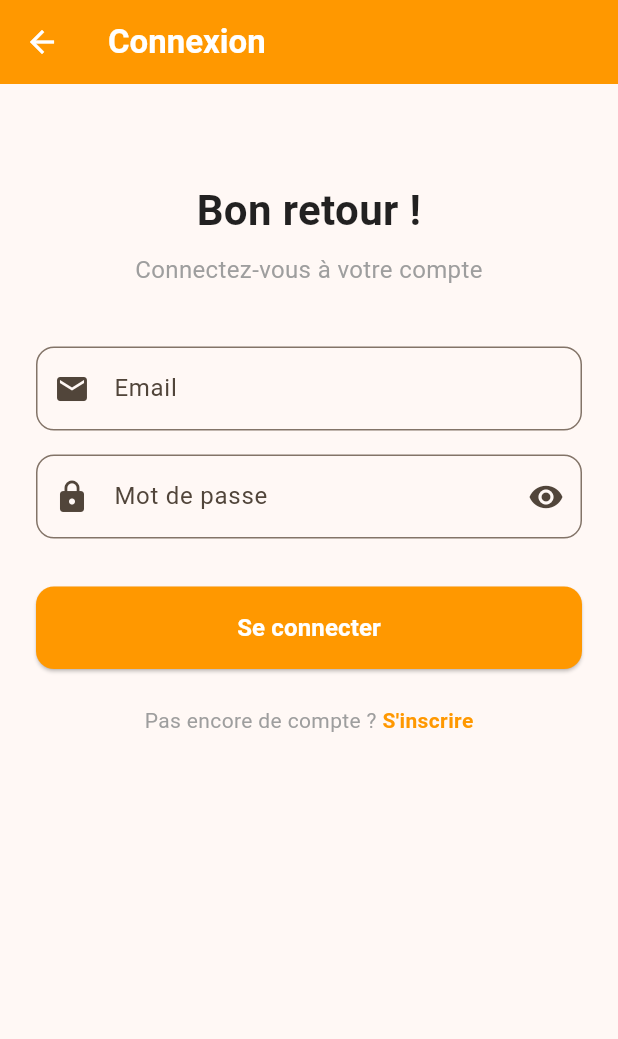
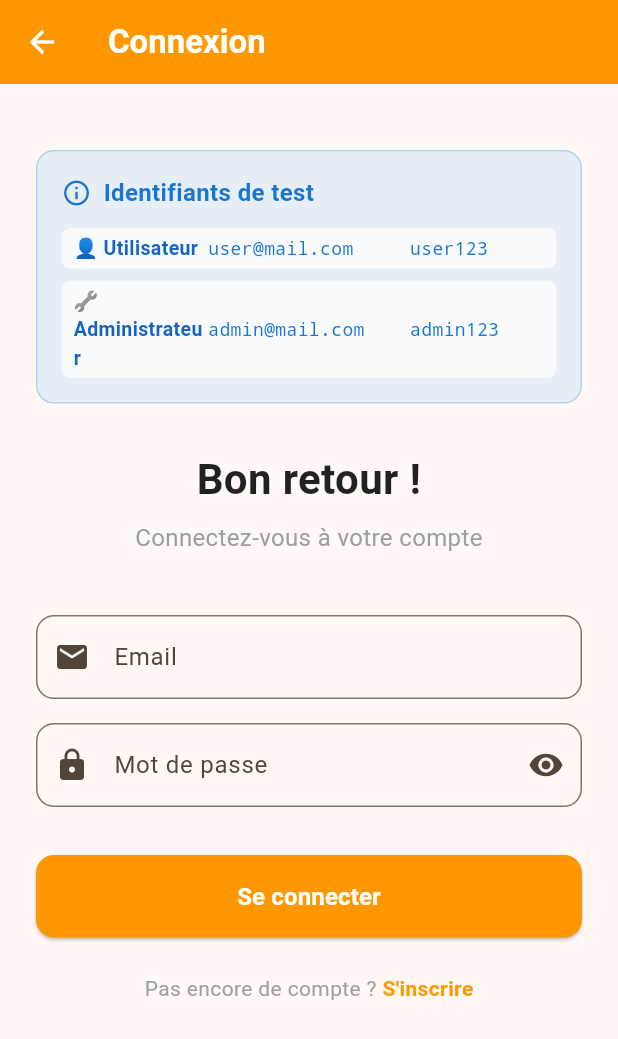
Before and after one commit to Jerem-14/projet-resto-flutter, a Flutter app: the screen it shows after launch, item 3 of the bottom bar chosen, after a tap on "Se connecter", on a phone screen of 412 x 824 dp. Shown: the top 1039 px of the screen. Run offline on Flutter 3.47's test engine with Material 3 defaults, Android fonts, the phone set to English and light mode, and no system bars; accounts and stored records are empty; network calls fail.

Commit message:
styling fix

```diff
--- a/frontend/lib/views/login_view.dart
+++ b/frontend/lib/views/login_view.dart
@@ -56,6 +56,53 @@ class _LoginViewState extends State<LoginView> {
     }
   }
 
+  Widget _buildCredentialRow(String role, String email, String password) {
+    return Container(
+      padding: const EdgeInsets.symmetric(vertical: 4, horizontal: 8),
+      decoration: BoxDecoration(
+        color: Colors.white.withOpacity(0.7),
+        borderRadius: BorderRadius.circular(6),
+      ),
+      child: Row(
+        children: [
+          Expanded(
+            flex: 2,
+            child: Text(
+              role,
+              style: TextStyle(
+                fontWeight: FontWeight.w600,
+                color: Colors.blue[800],
+                fontSize: 13,
+              ),
+            ),
+          ),
+          Expanded(
+            flex: 3,
+            child: Text(
+              email,
+              style: TextStyle(
+                color: Colors.blue[700],
+                fontSize: 12,
+                fontFamily: 'monospace',
+              ),
+            ),
+          ),
+          Expanded(
+            flex: 2,
+            child: Text(
+              password,
+              style: TextStyle(
+                color: Colors.blue[700],
+                fontSize: 12,
+                fontFamily: 'monospace',
+              ),
+            ),
+          ),
+        ],
+      ),
+    );
+  }
+
   @override
   Widget build(BuildContext context) {
     return Scaffold(
@@ -80,7 +127,41 @@ class _LoginViewState extends State<LoginView> {
               child: Column(
                 crossAxisAlignment: CrossAxisAlignment.stretch,
                 children: [
-                  const SizedBox(height: 40),
+                  const SizedBox(height: 20),
+
+                  // Test credentials info
+                  Container(
+                    padding: const EdgeInsets.all(16),
+                    decoration: BoxDecoration(
+                      color: Colors.blue.withOpacity(0.1),
+                      borderRadius: BorderRadius.circular(12),
+                      border: Border.all(color: Colors.blue.withOpacity(0.3)),
+                    ),
+                    child: Column(
+                      crossAxisAlignment: CrossAxisAlignment.start,
+                      children: [
+                        Row(
+                          children: [
+                            Icon(Icons.info_outline, color: Colors.blue[700], size: 20),
+                            const SizedBox(width: 8),
+                            Text(
+                              'Identifiants de test',
+                              style: TextStyle(
+                                fontWeight: FontWeight.bold,
+                                color: Colors.blue[700],
+                                fontSize: 16,
+                              ),
+                            ),
+                          ],
+                        ),
+                        const SizedBox(height: 12),
+                        _buildCredentialRow('👤 Utilisateur', 'user@mail.com', 'user123'),
+                        const SizedBox(height: 8),
+                        _buildCredentialRow('🔧 Administrateur', 'admin@mail.com', 'admin123'),
+                      ],
+                    ),
+                  ),
+                  const SizedBox(height: 30),
 
                   // Welcome text
                   const Text(
```
Also changed, not shown: frontend/lib/views/profile_view.dart (+0 -52 lines).
